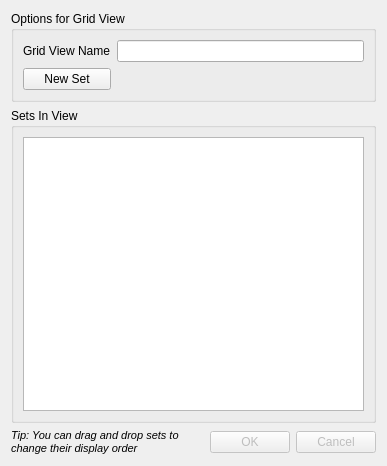
Old version of the form ui/gridviewdialog.ui in the repository Dwarf-Therapist/Dwarf-Therapist.
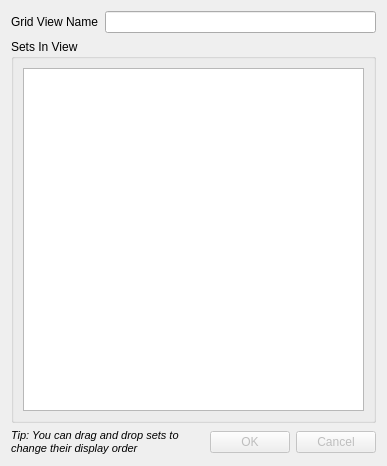
New version of the form. Icons and pictures are not drawn. Custom widgets are drawn as their Qt base class.

Commit message: * attempting to get view and set editing all in one dialog. Pretty broken at the moment.

```diff
--- a/ui/gridviewdialog.ui
+++ b/ui/gridviewdialog.ui
@@ -19,37 +19,18 @@
   </property>
   <layout class="QVBoxLayout" name="verticalLayout_2">
    <item>
-    <widget class="QGroupBox" name="groupBox_2">
-     <property name="title">
-      <string>Options for Grid View</string>
-     </property>
-     <layout class="QGridLayout" name="gridLayout">
-      <item row="0" column="0">
+    <layout class="QHBoxLayout" name="horizontalLayout">
+     <item>
        <widget class="QLabel" name="label">
         <property name="text">
          <string>Grid View Name</string>
         </property>
        </widget>
       </item>
-      <item row="0" column="1">
+     <item>
        <widget class="QLineEdit" name="le_name"/>
       </item>
-      <item row="1" column="0">
-       <widget class="QPushButton" name="btn_add_set">
-        <property name="enabled">
-         <bool>true</bool>
-        </property>
-        <property name="text">
-         <string>New Set</string>
-        </property>
-        <property name="icon">
-         <iconset resource="../images.qrc">
-          <normaloff>:/img/add.png</normaloff>:/img/add.png</iconset>
-        </property>
-       </widget>
-      </item>
-     </layout>
-    </widget>
+    </layout>
    </item>
    <item>
     <widget class="QGroupBox" name="groupBox">
@@ -58,14 +39,12 @@
      </property>
      <layout class="QVBoxLayout" name="verticalLayout">
       <item>
-       <widget class="QListWidget" name="list_sets">
-        <property name="font">
-         <font>
-          <pointsize>8</pointsize>
-         </font>
+       <widget class="ViewManagerTreeView" name="tree">
+        <property name="showDropIndicator" stdset="0">
+         <bool>false</bool>
         </property>
-        <property name="contextMenuPolicy">
-         <enum>Qt::CustomContextMenu</enum>
+        <property name="indentation">
+         <number>10</number>
         </property>
         <property name="editTriggers">
          <set>QAbstractItemView::NoEditTriggers</set>
@@ -73,7 +52,10 @@
         <property name="dragDropMode">
          <enum>QAbstractItemView::InternalMove</enum>
         </property>
-        <property name="uniformItemSizes">
+        <property name="allColumnsShowFocus">
+         <bool>true</bool>
+        </property>
+        <property name="headerHidden">
          <bool>true</bool>
         </property>
        </widget>
@@ -133,6 +115,13 @@
    </item>
   </layout>
  </widget>
+ <customwidgets>
+  <customwidget>
+   <class>ViewManagerTreeView</class>
+   <extends>QTreeView</extends>
+   <header>gridviewdialog.h</header>
+  </customwidget>
+ </customwidgets>
  <resources>
   <include location="../images.qrc"/>
  </resources>
```
Left out of the diff: 8 changed lines with no effect on the pictures. Lines whose indentation alone changed are shown as unchanged. The commit also changes 3 other files.
